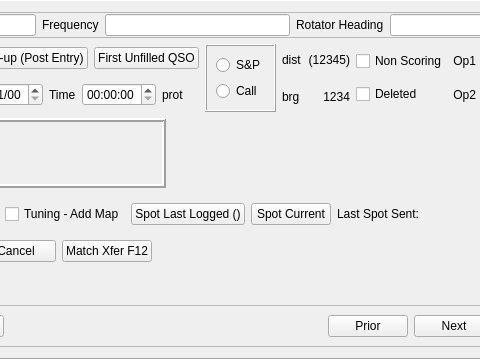
This is mqt/MqtLogger/qsologframe.ui in Rsclub22/Minos2-Mirror as Qt 5 draws it before an edit; both pictures show x 234 to 714 and y 0 to 359 of the 800 by 359 pixel window. The edited form follows.
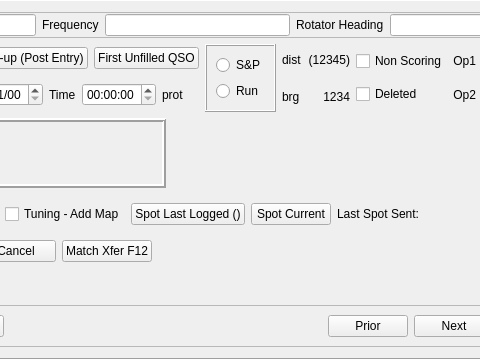
This is the edited form. Custom widgets are drawn as their Qt base class.

Commit message: Try to convert to "Run" frequencies instead of "Call"

Patch:
```diff
--- a/mqt/MqtLogger/qsologframe.ui
+++ b/mqt/MqtLogger/qsologframe.ui
@@ -344,7 +344,7 @@
            <enum>Qt::NoFocus</enum>
           </property>
           <property name="text">
-           <string>Call</string>
+           <string>Run</string>
           </property>
           <attribute name="buttonGroup">
            <string notr="true">SandPbuttonGroup</string>
```
The commit also changes 3 other files.
